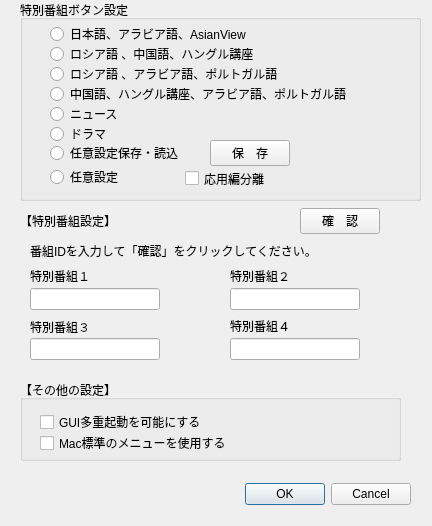
This is settingsdialog.ui in CSReviser/CaptureStream2 as Qt 5 draws it before an edit. The edited form follows.
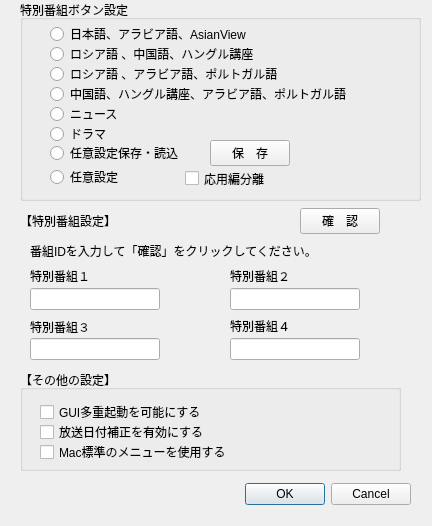
This is the edited form.

Patch:
```diff
--- a/settingsdialog.ui
+++ b/settingsdialog.ui
@@ -307,9 +307,9 @@
    <property name="geometry">
     <rect>
      <x>20</x>
-     <y>380</y>
+     <y>370</y>
      <width>381</width>
-     <height>81</height>
+     <height>101</height>
     </rect>
    </property>
    <property name="title">
@@ -371,7 +371,7 @@
     <property name="geometry">
      <rect>
       <x>20</x>
-      <y>51</y>
+      <y>70</y>
       <width>361</width>
       <height>24</height>
      </rect>
@@ -380,6 +380,19 @@
      <string>Mac標準のメニューを使用する</string>
     </property>
    </widget>
+   <widget class="QCheckBox" name="checkBox_correcti_hdate">
+    <property name="geometry">
+     <rect>
+      <x>20</x>
+      <y>50</y>
+      <width>361</width>
+      <height>24</height>
+     </rect>
+    </property>
+    <property name="text">
+     <string>放送日付補正を有効にする</string>
+    </property>
+   </widget>
   </widget>
  </widget>
  <resources/>
```
